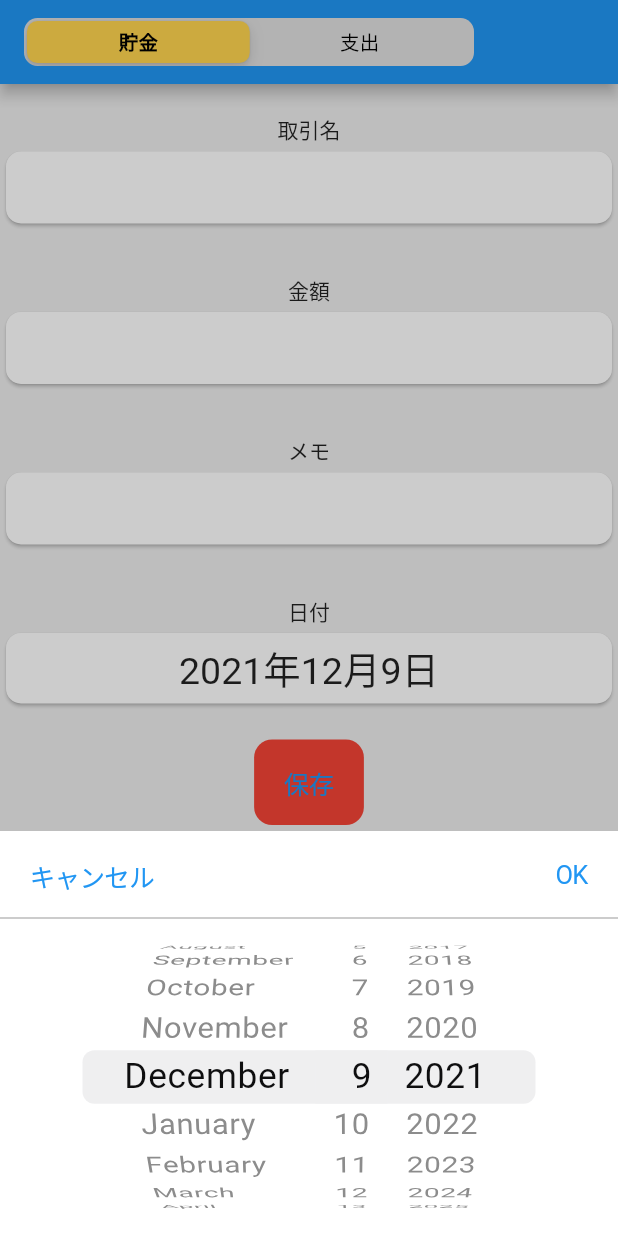
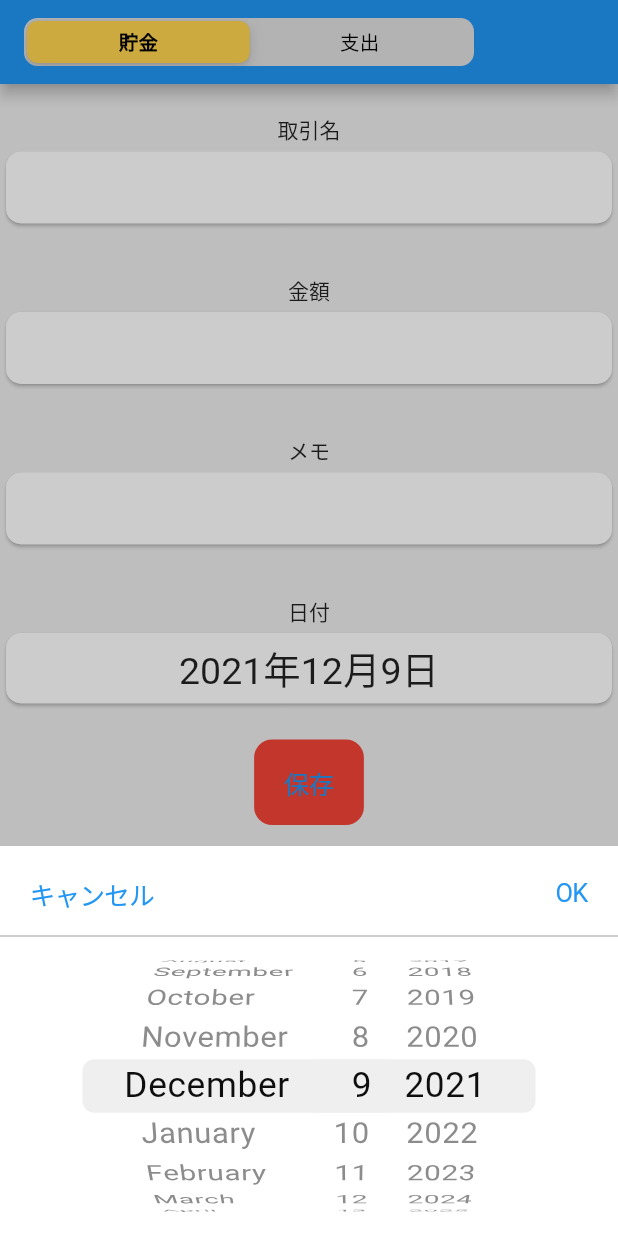
Before and after one commit to ShimamuraKaisei/flutter_virtuality_saving_app, a Flutter app: the screen it shows after launch, after a tap on an icon or button, on a phone screen of 412 x 824 dp. Run offline on Flutter 3.47's test engine with Material 2 defaults, Android fonts, the light colour scheme and no system bars; our stand-ins replace flutter_hooks, hooks_riverpod, sqflite, state_notifier, table_calendar; accounts and stored records are empty.

Commit message:
commit45
キーボードの上の完了ボタンの削除（キーボードと同時に表示できないため）⏩テキストフィールド外をタップすることでfocusNodeを外す仕様に変更

```diff
--- a/lib/presentation/create_trade/create_trade_page.dart
+++ b/lib/presentation/create_trade/create_trade_page.dart
@@ -18,7 +18,9 @@ class TradeCreatePage extends StatelessWidget {
         title: TradeSwitingButton(),
       ),
       backgroundColor: Colors.grey[200],
-      body: Container(
+      body: GestureDetector(
+        onTap: () => FocusManager.instance.primaryFocus?.unfocus(),
+        child: Container(
           child: SingleChildScrollView(
             child: Column(
               mainAxisAlignment: MainAxisAlignment.center,
@@ -32,6 +34,7 @@ class TradeCreatePage extends StatelessWidget {
             ),
           ),
         ),
+      ),
     );
   }
 }
--- a/lib/presentation/create_trade/widget/trade_select_date/trade_select_date_controller.dart
+++ b/lib/presentation/create_trade/widget/trade_select_date/trade_select_date_controller.dart
@@ -22,7 +22,7 @@ class TradeSelectController extends StateNotifier<TradeSelectDateState> {
     showCupertinoModalPopup(
       context: context,
       builder: (_) => Container(
-        height: 270,
+        height: 260,
         color: Color.fromARGB(255, 255, 255, 255),
         child: Column(
           mainAxisAlignment: MainAxisAlignment.end,
@@ -60,7 +60,7 @@ class TradeSelectController extends StateNotifier<TradeSelectDateState> {
               ),
             ),
             Container(
-              height: 212,
+              height: 200,
               // padding: const EdgeInsets.only(top: 6.0),
               child: CupertinoDatePicker(
                 mode: CupertinoDatePickerMode.date, //日付限定
--- a/lib/presentation/edit_trade/edit_trade_page.dart
+++ b/lib/presentation/edit_trade/edit_trade_page.dart
@@ -13,7 +13,6 @@ class EditTradePage extends StatelessWidget {
   final DateTime day;
   @override
   Widget build(BuildContext context) {
-    final deviceSize = MediaQuery.of(context).size;
     return Scaffold(
       appBar: AppBar(
         title: TradeSwitingButton(),
@@ -21,8 +20,7 @@ class EditTradePage extends StatelessWidget {
       ),
       backgroundColor: Colors.grey[200],
       body: Container(
-        height: deviceSize.height,
-        width: deviceSize.width,
+        child: SingleChildScrollView(
           child: Column(
             mainAxisAlignment: MainAxisAlignment.center,
             children: [
@@ -34,6 +32,7 @@ class EditTradePage extends StatelessWidget {
             ],
           ),
         ),
+      ),
       bottomNavigationBar: TradeDeleteButton(),
     );
   }
```
Also changed, not shown: lib/presentation/common/money_text_field_card/ keyboardoverlay.dart (deleted, +0 -31 lines), lib/presentation/common/money_text_field_card/keyboard_actions_helper.dart (deleted, +0 -32 lines), lib/presentation/common/money_text_field_card/money_text_field_card.dart (+0 -11 lines). Lines whose indentation alone changed are shown as unchanged.
